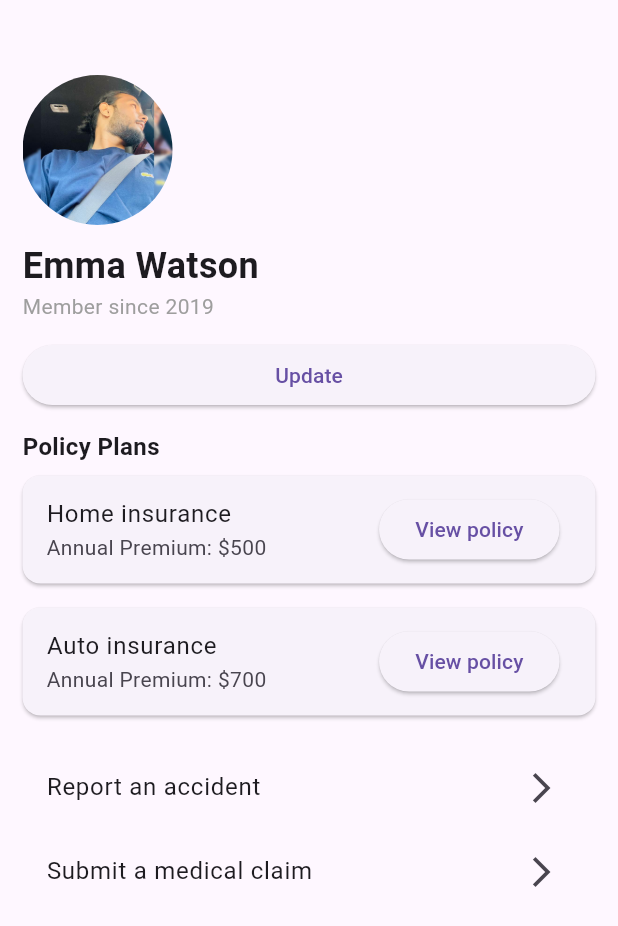
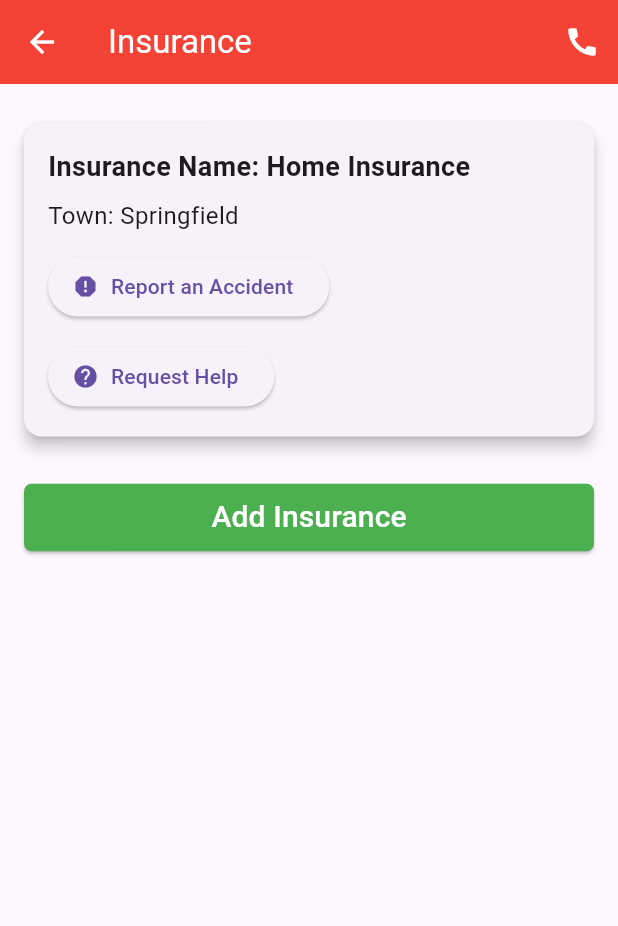
Before and after one commit to ThimiraSadeesha/Accident-Detection-Mobile-App, a Flutter app: the InsuranceScreen screen opened directly, on a phone screen of 412 x 824 dp. Shown: the top 926 px of the screen. Run offline on Flutter 3.47's test engine with Material 3 defaults, Android fonts, the phone set to English and light mode, and no system bars; our stand-ins replace dio, fl_chart, flutter_local_notifications, fluttertoast, geolocator, google_maps_flutter and 2 more; missing offline and left inert: flutter_foreground_task, flutter_polyline_points, mqtt_client; accounts and stored records are empty.

Commit message:
insurance ui completed

```diff
--- a/lib/main.dart
+++ b/lib/main.dart
@@ -14,8 +14,6 @@ final FlutterLocalNotificationsPlugin flutterLocalNotificationsPlugin = FlutterL
 
 void main() {
   WidgetsFlutterBinding.ensureInitialized();
-
-  // Initialize the local notifications plugin
   const AndroidInitializationSettings initializationSettingsAndroid = AndroidInitializationSettings('@mipmap/ic_launcher');
   final InitializationSettings initializationSettings = InitializationSettings(
     android: initializationSettingsAndroid,
--- a/lib/screens/dashboard/home/insurance_screen.dart
+++ b/lib/screens/dashboard/home/insurance_screen.dart
@@ -6,165 +6,238 @@ class InsuranceScreen extends StatelessWidget {
   @override
   Widget build(BuildContext context) {
     return Scaffold(
+      appBar: AppBar(
+        backgroundColor: Colors.red,
+        title: Text('Insurance',style: TextStyle(color: Colors.white)),
+        leading: IconButton(
+          icon: Icon(Icons.arrow_back,color: Colors.white),
+          onPressed: () {
+            Navigator.pop(context);
+          },
+        ),
+        actions: [
+          IconButton(
+            icon: Icon(Icons.call,color: Colors.white,),
+            onPressed: () {
+              _showCallOptions(context);
+            },
+          ),
+        ],
+      ),
       body: SingleChildScrollView(
-        padding: const EdgeInsets.fromLTRB(15.0, 50.0, 15.0, 15.0),
+        padding: const EdgeInsets.all(16.0),
         child: Column(
           crossAxisAlignment: CrossAxisAlignment.stretch,
           children: [
-            _buildUserProfileSection(),
-            SizedBox(height: 12),
-            _buildUpdateButton(context),
-            SizedBox(height: 12),
-            _buildPolicyPlansSection(),
-            SizedBox(height: 12),
-            _buildFileClaimSection(context, 'Report an accident'),
-            _buildFileClaimSection(context, 'Submit a medical claim'),
+            _buildInsuranceDetailCard(),
+            SizedBox(height: 20),
+
+            ElevatedButton(
+              onPressed: () {
+                Navigator.push(
+                  context,
+                  MaterialPageRoute(builder: (context) => AddInsuranceScreen()),
+                );
+              },
+              style: ElevatedButton.styleFrom(
+                backgroundColor: Colors.green,
+                shape: RoundedRectangleBorder(
+                  borderRadius: BorderRadius.circular(5.0),
+                ),
+                fixedSize: const Size(40, 45),
+              ),
+              child: const Text(
+                'Add Insurance',
+                style: TextStyle(
+                  color: Colors.white,
+                  fontSize: 20,
+                ),
+              ),
+            ),
+
           ],
         ),
       ),
     );
   }
 
-  Widget _buildUserProfileSection() {
-    return Column(
-      crossAxisAlignment: CrossAxisAlignment.start,
-      children: [
-        Stack(
-          alignment: Alignment.center,
+  Widget _buildInsuranceDetailCard() {
+    return Card(
+      elevation: 4,
+      margin: const EdgeInsets.symmetric(vertical: 10),
+      child: Padding(
+        padding: const EdgeInsets.all(16.0),
+        child: Column(
+          crossAxisAlignment: CrossAxisAlignment.start,
           children: [
-            _buildProfileImage(),
-            // You can add an edit icon or any other overlay on the image if needed
-          ],
-        ),
-        SizedBox(height: 10),
-        Text(
-          'Emma Watson',
-          style: TextStyle(
-            fontSize: 24,
-            fontWeight: FontWeight.bold,
-          ),
-        ),
-        Text(
-          'Member since 2019',
-          style: TextStyle(
-            color: Colors.grey,
-          ),
-        ),
-      ],
-    );
-  }
-
-  Widget _buildUpdateButton(BuildContext context) {
-    return ElevatedButton(
-      onPressed: () {
-        // Navigate to the user profile editing screen
-        Navigator.push(
-          context,
-          MaterialPageRoute(builder: (context) => UserProfileEditingScreen()),
-        );
-      },
-      child: Text('Update'),
-    );
-  }
-
-  Widget _buildPolicyPlansSection() {
-    return Column(
-      crossAxisAlignment: CrossAxisAlignment.start,
-      children: [
-        const Text(
-          'Policy Plans',
-          style: TextStyle(
-            fontSize: 16,
-            fontWeight: FontWeight.bold,
-          ),
-        ),
-        _buildPolicyCard('Home insurance', 'View policy', '\$500'),
-        _buildPolicyCard('Auto insurance', 'View policy', '\$700'),
-      ],
-    );
-  }
-
-  Widget _buildPolicyCard(String policyType, String buttonText, String annualPremium) {
-    return Card(
-      margin: const EdgeInsets.symmetric(vertical: 8),
-      child: ListTile(
-        title: Text(policyType),
-        subtitle: Text('Annual Premium: $annualPremium'),
-        trailing: ElevatedButton(
-          onPressed: () {
-            // Navigate to a screen with detailed policy information
-            // You can implement the navigation logic here
-          },
-          child: Text(buttonText),
-        ),
-      ),
-    );
-  }
-
-  Widget _buildFileClaimSection(BuildContext context, String title) {
-    return ListTile(
-      title: Text(title),
-      trailing: Icon(Icons.arrow_forward_ios),
-      onTap: () {
-        // Add your logic here for handling button taps
-        switch (title) {
-          case 'Report an accident':
-          // Navigate to the screen for reporting an accident
-            break;
-          case 'Submit a medical claim':
-          // Navigate to the screen for submitting a medical claim
-            break;
-          default:
-            break;
-        }
-      },
-    );
-  }
-
-  Widget _buildProfileImage() {
-    return Container(
-      width: 100,
-      height: 100,
-      decoration: const BoxDecoration(
-        shape: BoxShape.circle,
-        image: DecorationImage(
-          fit: BoxFit.cover,
-          image: AssetImage('images/me.jpg'),
-        ),
-      ),
-    );
-  }
-}
-
-class UserProfileEditingScreen extends StatelessWidget {
-  @override
-  Widget build(BuildContext context) {
-    return Scaffold(
-      appBar: AppBar(
-        title: const Text('Edit User Profile'),
-      ),
-      body: Center(
-        child: Column(
-          mainAxisAlignment: MainAxisAlignment.center,
-          children: [
-            _buildProfileImageView(),
-            const SizedBox(height: 16),
-            const Text('User Profile Editing Screen'),
+            Text(
+              'Insurance Name: Home Insurance',
+              style: TextStyle(fontSize: 18, fontWeight: FontWeight.bold),
+            ),
+            SizedBox(height: 8),
+            Text(
+              'Town: Springfield',
+              style: TextStyle(fontSize: 16),
+            ),
+            SizedBox(height: 12),
+            _buildActionButton('Report an Accident', Icons.report, () {
+              // Navigate to the accident report screen
+            }),
+            SizedBox(height: 12),
+            _buildActionButton('Request Help', Icons.help, () {
+              // Navigate to the help request screen
+            }),
           ],
         ),
       ),
     );
   }
 
-  Widget _buildProfileImageView() {
-    return Container(
-      width: 180,
-      height: 180,
-      decoration: const BoxDecoration(
-        shape: BoxShape.circle,
-        image: DecorationImage(
-          fit: BoxFit.cover,
-          image: AssetImage('images/me.jpg'),
+  Widget _buildActionButton(String label, IconData icon, VoidCallback onTap) {
+    return ElevatedButton.icon(
+      onPressed: onTap,
+      icon: Icon(icon),
+      label: Text(label),
+    );
+  }
+
+  void _showCallOptions(BuildContext context) {
+    showModalBottomSheet(
+      context: context,
+      builder: (BuildContext context) {
+        return Wrap(
+          children: [
+            ListTile(
+              leading: Icon(Icons.phone),
+              title: Text('Voice Call'),
+              onTap: () {
+                Navigator.pop(context);
+              },
+            ),
+            ListTile(
+              leading: Icon(Icons.video_call),
+              title: Text('Video Call'),
+              onTap: () {
+                Navigator.pop(context);
+              },
+            ),
+          ],
+        );
+      },
+    );
+  }
+}
+class AddInsuranceScreen extends StatefulWidget {
+  @override
+  _AddInsuranceScreenState createState() => _AddInsuranceScreenState();
+}
+
+class _AddInsuranceScreenState extends State<AddInsuranceScreen> {
+  final _formKey = GlobalKey<FormState>();
+
+  // Controllers for form fields
+  final TextEditingController _insuranceCodeController = TextEditingController();
+  final TextEditingController _insuranceNameController = TextEditingController();
+  final TextEditingController _contactNumberController = TextEditingController();
+  final TextEditingController _cityController = TextEditingController();
+  final TextEditingController _districtController = TextEditingController();
+  final TextEditingController _provinceController = TextEditingController();
+  final TextEditingController _areaCoveredController = TextEditingController();
+
+  String _selectedInsurance = 'Select Insurance';
+
+  @override
+  Widget build(BuildContext context) {
+    return Scaffold(
+      appBar: AppBar(
+        backgroundColor: Colors.red,
+        title: Text('Add Insurance',style: TextStyle(color: Colors.white)),
+        leading: IconButton(
+          icon: Icon(Icons.arrow_back,color: Colors.white),
+          onPressed: () {
+            Navigator.pop(context);
+          },
+        ),
+
+      ),
+      body: SingleChildScrollView(
+        padding: const EdgeInsets.all(16.0),
+        child: Form(
+          key: _formKey,
+          child: Column(
+            crossAxisAlignment: CrossAxisAlignment.stretch,
+            children: [
+              DropdownButtonFormField<String>(
+                value: _selectedInsurance,
+                items: [
+                  DropdownMenuItem(child: Text('Select Insurance'), value: 'Select Insurance'),
+                  DropdownMenuItem(child: Text('Home Insurance'), value: 'Home Insurance'),
+                  DropdownMenuItem(child: Text('Auto Insurance'), value: 'Auto Insurance'),
+                ],
+                onChanged: (value) {
+                  setState(() {
+                    _selectedInsurance = value!;
+                  });
+                },
+                decoration: InputDecoration(labelText: 'Insurance Type'),
+              ),
+              SizedBox(height: 16),
+              TextFormField(
+                controller: _insuranceCodeController,
+                decoration: InputDecoration(labelText: 'Insurance Code'),
+              ),
+              SizedBox(height: 16),
+              TextFormField(
+                controller: _insuranceNameController,
+                decoration: InputDecoration(labelText: 'Insurance Name'),
+              ),
+              SizedBox(height: 16),
+              TextFormField(
+                controller: _contactNumberController,
+                decoration: InputDecoration(labelText: 'Contact Number'),
+              ),
+              SizedBox(height: 16),
+              TextFormField(
+                controller: _cityController,
+                decoration: InputDecoration(labelText: 'City'),
+              ),
+              SizedBox(height: 16),
+              TextFormField(
+                controller: _districtController,
+                decoration: InputDecoration(labelText: 'District'),
+              ),
+              SizedBox(height: 16),
+              TextFormField(
+                controller: _provinceController,
+                decoration: InputDecoration(labelText: 'Province'),
+              ),
+              SizedBox(height: 16),
+              TextFormField(
+                controller: _areaCoveredController,
+                decoration: InputDecoration(labelText: 'Area Covered'),
+              ),
+              SizedBox(height: 32),
+              ElevatedButton(
+                onPressed: () {
+                  // Navigator.pop(context);
+                },
+                style: ElevatedButton.styleFrom(
+                  backgroundColor: Colors.green,
+                  shape: RoundedRectangleBorder(
+                    borderRadius: BorderRadius.circular(5.0),
+                  ),
+                  fixedSize: const Size(40, 45),
+                ),
+                child: const Text(
+                  'Add',
+                  style: TextStyle(
+                    color: Colors.white,
+                    fontSize: 20,
+                  ),
+                ),
+              ),
+            ],
+          ),
         ),
       ),
     );
```
